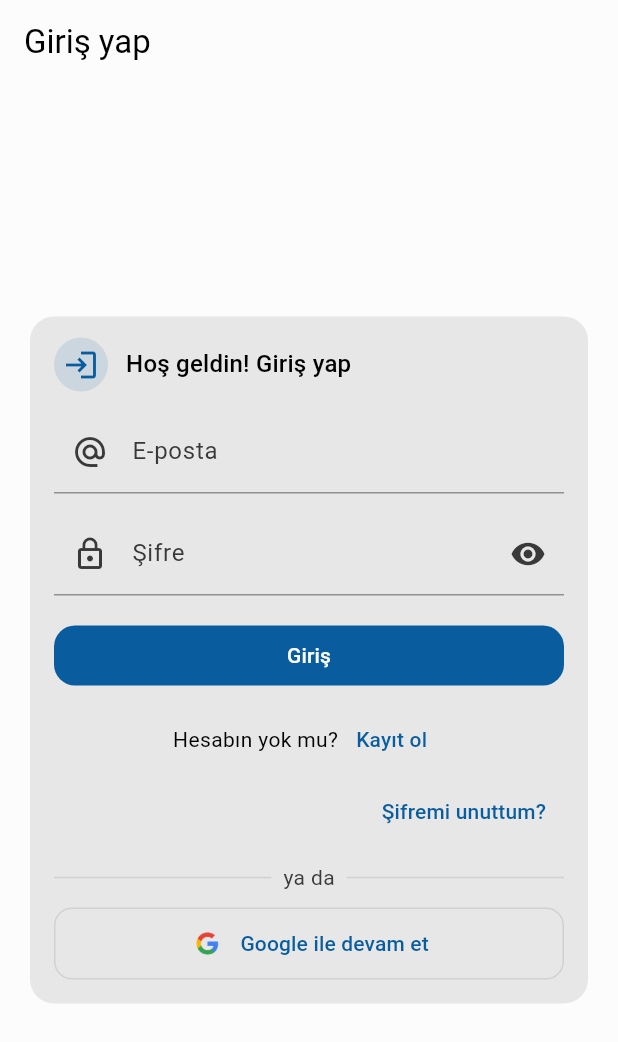
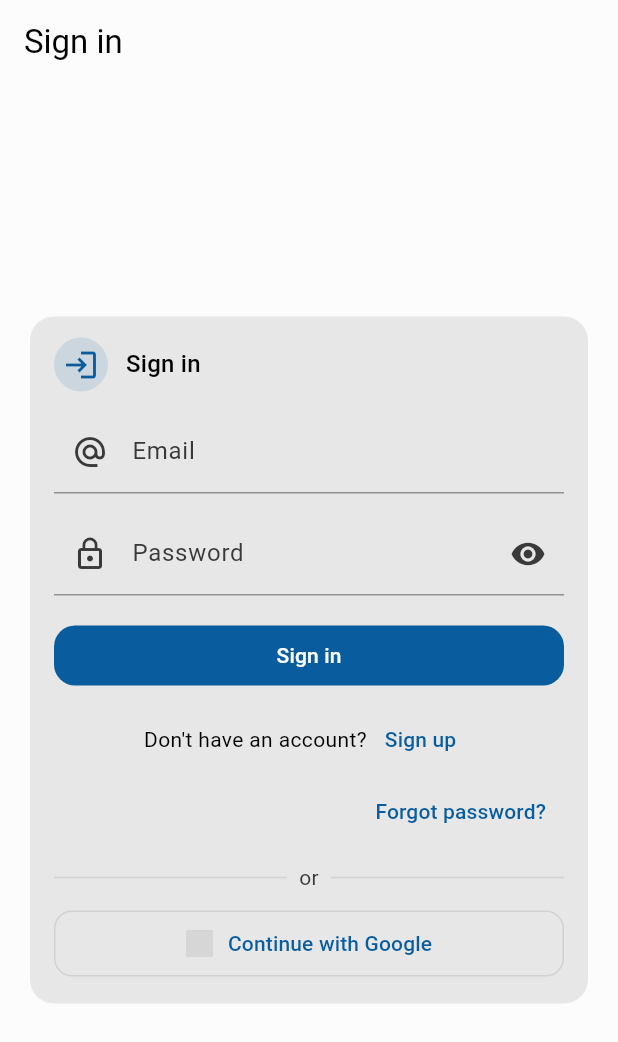
Before and after one commit to Yido1007/dorm_chef, a Flutter app: the screen it shows after launch, on a phone screen of 412 x 824 dp. Shown: the top 1042 px of the screen. Run offline on Flutter 3.47's test engine with Material 3 defaults, Android fonts, the phone set to English and light mode, and no system bars; our stand-ins replace cloud_firestore, easy_localization, firebase_auth, firebase_core, flex_color_scheme, google_sign_in and 4 more; missing offline and left inert: android_intent_plus, mobile_scanner; accounts and stored records are empty; grey boxes are pictures that could not be loaded.

Commit message:
Language support added to the auth screen

```diff
--- a/asset/lang/en.json
+++ b/asset/lang/en.json
@@ -37,5 +37,7 @@
   "weak_password_policy": "Password does not meet Firebase policy.",
   "email_in_use": "This email is already registered.",
   "invalid_email": "Invalid email.",
-  "wrong_password": "Wrong password."
+  "wrong_password": "Wrong password.",
+
+    "settings":"Settings"
 }
--- a/asset/lang/tr.json
+++ b/asset/lang/tr.json
@@ -37,5 +37,7 @@
   "weak_password_policy": "Şifre Firebase politikasını karşılamıyor.",
   "email_in_use": "Bu e-posta zaten kayıtlı.",
   "invalid_email": "Geçersiz e-posta.",
-  "wrong_password": "Hatalı şifre."
+  "wrong_password": "Hatalı şifre.",
+
+  "settings":"Ayarlar"
 }
--- a/lib/screen/core/auth.dart
+++ b/lib/screen/core/auth.dart
@@ -1,5 +1,6 @@
 import 'package:firebase_auth/firebase_auth.dart';
 import 'package:flutter/material.dart';
+import 'package:easy_localization/easy_localization.dart';
 import '../../service/auth.dart';
 
 class AuthScreen extends StatefulWidget {
@@ -33,6 +34,9 @@ class _AuthScreenState extends State<AuthScreen> {
 
   Future<void> _submit() async {
     if (!_form.currentState!.validate()) return;
+    // Firebase e-postaları için UI dilini ayarla
+    FirebaseAuth.instance.setLanguageCode(context.locale.languageCode);
+
     setState(() => _loading = true);
     try {
       if (_isLogin) {
@@ -67,13 +71,13 @@ class _AuthScreenState extends State<AuthScreen> {
         context: context,
         builder:
             (ctx) => AlertDialog(
-              title: const Text('Şifre sıfırlama'),
+              title: Text('forgot_password_q'.tr()),
               content: TextField(
                 controller: ctrl,
                 keyboardType: TextInputType.emailAddress,
-                decoration: const InputDecoration(
-                  labelText: 'E-posta adresiniz',
-                  border: OutlineInputBorder(),
+                decoration: InputDecoration(
+                  labelText: 'email'.tr(),
+                  border: const OutlineInputBorder(),
                 ),
               ),
               actions: [
@@ -92,22 +96,21 @@ class _AuthScreenState extends State<AuthScreen> {
       email = ctrl.text.trim();
     }
 
+    // Firebase e-postaları için dil
+    FirebaseAuth.instance.setLanguageCode(context.locale.languageCode);
+
     if (!mounted) return;
     setState(() => _loading = true);
     try {
       await _auth.sendPasswordResetEmail(email: email);
       if (!mounted) return;
-      ScaffoldMessenger.of(context).showSnackBar(
-        const SnackBar(
-          content: Text(
-            'Eğer bu e-posta kayıtlıysa, sıfırlama bağlantısı gönderildi.',
-          ),
-        ),
-      );
+      ScaffoldMessenger.of(
+        context,
+      ).showSnackBar(SnackBar(content: Text('reset_email_sent'.tr())));
     } on FirebaseAuthException catch (e) {
       final msg = switch (e.code) {
-        'invalid-email' => 'Geçerli bir e-posta girin.',
-        'missing-email' => 'E-posta adresi gerekli.',
+        'invalid-email' => 'valid_email_required'.tr(),
+        'missing-email' => 'valid_email_required'.tr(),
         'too-many-requests' =>
           'Çok fazla deneme. Bir süre sonra tekrar deneyin.',
         _ => e.message ?? 'İşlem tamamlanamadı. Lütfen tekrar deneyin.',
@@ -125,13 +128,13 @@ class _AuthScreenState extends State<AuthScreen> {
   String _mapAuthError(FirebaseAuthException e) {
     switch (e.code) {
       case 'weak-password':
-        return 'Şifre Firebase politikasını karşılamıyor.';
+        return 'weak_password_policy'.tr();
       case 'email-already-in-use':
-        return 'Bu e-posta zaten kayıtlı.';
+        return 'email_in_use'.tr();
       case 'invalid-email':
-        return 'Geçersiz e-posta.';
+        return 'invalid_email'.tr();
       case 'wrong-password':
-        return 'Hatalı şifre.';
+        return 'wrong_password'.tr();
       default:
         return 'Hata: ${e.code}';
     }
@@ -143,7 +146,7 @@ class _AuthScreenState extends State<AuthScreen> {
 
     return Scaffold(
       appBar: AppBar(
-        title: Text(_isLogin ? 'Giriş yap' : 'Kayıt ol'),
+        title: Text(_isLogin ? 'login'.tr() : 'register'.tr()),
         centerTitle: false,
       ),
       body: Center(
@@ -177,9 +180,7 @@ class _AuthScreenState extends State<AuthScreen> {
                           const SizedBox(width: 12),
                           Expanded(
                             child: Text(
-                              _isLogin
-                                  ? 'Hoş geldin! Giriş yap'
-                                  : 'Aramıza katıl! Kayıt ol',
+                              _isLogin ? 'login'.tr() : 'register'.tr(),
                               style: Theme.of(context).textTheme.titleMedium,
                             ),
                           ),
@@ -191,40 +192,42 @@ class _AuthScreenState extends State<AuthScreen> {
                         TextFormField(
                           controller: _name,
                           textInputAction: TextInputAction.next,
-                          decoration: const InputDecoration(
-                            labelText: 'İsim',
-                            hintText: 'Ad Soyad',
-                            prefixIcon: Icon(Icons.person),
+                          decoration: InputDecoration(
+                            labelText: 'name'.tr(),
+                            hintText: 'name'.tr(),
+                            prefixIcon: const Icon(Icons.person),
                           ),
                           validator: (v) {
                             final t = v?.trim() ?? '';
-                            if (t.isEmpty) return 'İsim gerekli';
-                            if (t.length < 2) return 'En az 2 karakter';
+                            if (t.isEmpty) return 'name_required'.tr();
+                            if (t.length < 2) return 'name_min'.tr();
                             return null;
                           },
                         ),
                         const SizedBox(height: 12),
                       ],
+
                       TextFormField(
                         controller: _email,
-                        decoration: const InputDecoration(
-                          labelText: 'E-posta',
-                          hintText: 'mail@ornek.com',
-                          prefixIcon: Icon(Icons.alternate_email),
+                        decoration: InputDecoration(
+                          labelText: 'email'.tr(),
+                          hintText: 'email'.tr(),
+                          prefixIcon: const Icon(Icons.alternate_email),
                         ),
                         keyboardType: TextInputType.emailAddress,
                         textInputAction: TextInputAction.next,
                         validator:
                             (v) =>
                                 (v == null || !v.contains('@'))
-                                    ? 'Geçerli e-posta girin'
+                                    ? 'valid_email_required'.tr()
                                     : null,
                       ),
                       const SizedBox(height: 12),
+
                       TextFormField(
                         controller: _pass,
                         decoration: InputDecoration(
-                          labelText: 'Şifre',
+                          labelText: 'password'.tr(),
                           prefixIcon: const Icon(Icons.lock_outline),
                           suffixIcon: IconButton(
                             onPressed: () => setState(() => _obPass = !_obPass),
@@ -234,13 +237,15 @@ class _AuthScreenState extends State<AuthScreen> {
                           ),
                         ),
                         obscureText: _obPass,
-                        onChanged: (_) => setState(() {}),
+                        onChanged:
+                            (_) => setState(() {}), // güç çubuğu / checklist
                         validator: (v) {
                           final s = v ?? '';
-                          if (s.isEmpty) return 'Şifre gerekli';
-                          return null;
+                          if (s.isEmpty) return 'password_required'.tr();
+                          return null; // kuralları Firebase uygular
                         },
                       ),
+
                       if (!_isLogin) ...[
                         const SizedBox(height: 10),
                         _PasswordStrengthBar(password: _pass.text),
@@ -250,7 +255,7 @@ class _AuthScreenState extends State<AuthScreen> {
                         TextFormField(
                           controller: _confirm,
                           decoration: InputDecoration(
-                            labelText: 'Şifre (Tekrar)',
+                            labelText: 'password_repeat'.tr(),
                             prefixIcon: const Icon(Icons.check),
                             suffixIcon: IconButton(
                               onPressed:
@@ -265,14 +270,15 @@ class _AuthScreenState extends State<AuthScreen> {
                           ),
                           obscureText: _obConfirm,
                           validator: (v) {
-                            if (v == null || v.isEmpty) {
-                              return 'Şifreyi tekrar girin';
-                            }
-                            if (v != _pass.text) return 'Şifreler eşleşmiyor';
+                            if (v == null || v.isEmpty)
+                              return 'password_again_required'.tr();
+                            if (v != _pass.text)
+                              return 'password_mismatch'.tr();
                             return null;
                           },
                         ),
                       ],
+
                       const SizedBox(height: 16),
                       SizedBox(
                         width: double.infinity,
@@ -287,7 +293,9 @@ class _AuthScreenState extends State<AuthScreen> {
                                       strokeWidth: 2,
                                     ),
                                   )
-                                  : Text(_isLogin ? 'Giriş' : 'Kayıt'),
+                                  : Text(
+                                    _isLogin ? 'login'.tr() : 'register'.tr(),
+                                  ),
                         ),
                       ),
 
@@ -296,7 +304,9 @@ class _AuthScreenState extends State<AuthScreen> {
                         mainAxisAlignment: MainAxisAlignment.center,
                         children: [
                           Text(
-                            _isLogin ? 'Hesabın yok mu?' : 'Hesabın var mı?',
+                            _isLogin
+                                ? 'no_account_q'.tr()
+                                : 'have_account_q'.tr(),
                           ),
                           TextButton(
                             onPressed:
@@ -304,7 +314,9 @@ class _AuthScreenState extends State<AuthScreen> {
                                     ? null
                                     : () =>
                                         setState(() => _isLogin = !_isLogin),
-                            child: Text(_isLogin ? 'Kayıt ol' : 'Giriş yap'),
+                            child: Text(
+                              _isLogin ? 'register'.tr() : 'login'.tr(),
+                            ),
                           ),
                         ],
                       ),
@@ -314,7 +326,7 @@ class _AuthScreenState extends State<AuthScreen> {
                           alignment: Alignment.centerRight,
                           child: TextButton(
                             onPressed: _loading ? null : _forgotPassword,
-                            child: const Text('Şifremi unuttum?'),
+                            child: Text('forgot_password_q'.tr()),
                           ),
                         ),
 
@@ -325,7 +337,7 @@ class _AuthScreenState extends State<AuthScreen> {
                           Padding(
                             padding: const EdgeInsets.symmetric(horizontal: 8),
                             child: Text(
-                              'ya da',
+                              'or'.tr(),
                               style: TextStyle(color: cs.onSurfaceVariant),
                             ),
                           ),
@@ -339,10 +351,7 @@ class _AuthScreenState extends State<AuthScreen> {
                         child: OutlinedButton(
                           style: OutlinedButton.styleFrom(
                             padding: const EdgeInsets.symmetric(vertical: 12),
-                            side: BorderSide(
-                              color:
-                                  Theme.of(context).colorScheme.outlineVariant,
-                            ),
+                            side: BorderSide(color: cs.outlineVariant),
                             shape: RoundedRectangleBorder(
                               borderRadius: BorderRadius.circular(12),
                             ),
@@ -359,12 +368,15 @@ class _AuthScreenState extends State<AuthScreen> {
                                       ScaffoldMessenger.of(
                                         context,
                                       ).showSnackBar(
-                                        SnackBar(content: Text(e.toString())),
+                                        SnackBar(
+                                          content: Text(
+                                            'signup_google_error'.tr(),
+                                          ),
+                                        ),
                                       );
                                     } finally {
-                                      if (mounted) {
+                                      if (mounted)
                                         setState(() => _loading = false);
-                                      }
                                     }
                                   },
                           child: Row(
@@ -372,16 +384,16 @@ class _AuthScreenState extends State<AuthScreen> {
                             mainAxisSize: MainAxisSize.min,
                             children: [
                               Image.asset(
-                                'asset/brand/google.png',
-                                width: 24,
-                                height: 24,
+                                'assets/brands/google_g.png',
+                                width: 18,
+                                height: 18,
                                 fit: BoxFit.contain,
                                 errorBuilder:
                                     (_, __, ___) =>
                                         const Icon(Icons.g_mobiledata),
                               ),
                               const SizedBox(width: 10),
-                              const Text('Google ile devam et'),
+                              Text('continue_with_google'.tr()),
                             ],
                           ),
                         ),
@@ -398,6 +410,8 @@ class _AuthScreenState extends State<AuthScreen> {
   }
 }
 
+/* ---------- Bilgilendirici şifre gücü & kurallar (i18n) ---------- */
+
 class _PasswordStrengthBar extends StatelessWidget {
   const _PasswordStrengthBar({required this.password});
   final String password;
@@ -405,20 +419,20 @@ class _PasswordStrengthBar extends StatelessWidget {
   @override
   Widget build(BuildContext context) {
     final cs = Theme.of(context).colorScheme;
-    final score = _score(password);
+    final score = _score(password); // 0..5
     final frac = (score / 5).clamp(0.0, 1.0);
 
-    String label;
+    String levelKey;
     if (score <= 1) {
-      label = 'Çok zayıf';
+      levelKey = 'pwd_level_very_weak';
     } else if (score == 2) {
-      label = 'Zayıf';
+      levelKey = 'pwd_level_weak';
     } else if (score == 3) {
-      label = 'Orta';
+      levelKey = 'pwd_level_medium';
     } else if (score == 4) {
-      label = 'Güçlü';
+      levelKey = 'pwd_level_strong';
     } else {
-      label = 'Çok güçlü';
+      levelKey = 'pwd_level_very_strong';
     }
 
     Color barColor;
@@ -444,7 +458,7 @@ class _PasswordStrengthBar extends StatelessWidget {
         ),
         const SizedBox(height: 6),
         Text(
-          'Şifre gücü: $label',
+          'pwd_strength'.tr(namedArgs: {'level': levelKey.tr()}),
           style: Theme.of(context).textTheme.bodySmall?.copyWith(
             color: Theme.of(context).colorScheme.onSurfaceVariant,
           ),
@@ -460,9 +474,8 @@ class _PasswordStrengthBar extends StatelessWidget {
     if (RegExp(r'[A-Z]').hasMatch(s)) pts++;
     if (RegExp(r'[a-z]').hasMatch(s)) pts++;
     if (RegExp(r'\d').hasMatch(s)) pts++;
-    if (RegExp(r'[!@#\$%\^&\*\(\)_\+\-=\[\]{};:"\\|,.<>\/?`~]').hasMatch(s)) {
+    if (RegExp(r'[!@#\$%\^&\*\(\)_\+\-=\[\]{};:"\\|,.<>\/?`~]').hasMatch(s))
       pts++;
-    }
     return pts;
   }
 }
@@ -483,7 +496,7 @@ class _PasswordRulesChecklist extends StatelessWidget {
       r'[!@#\$%\^&\*\(\)_\+\-=\[\]{};:"\\|,.<>\/?`~]',
     ).hasMatch(password);
 
-    Widget row(bool ok, String text) => Row(
+    Widget row(bool ok, String key) => Row(
       children: [
         Icon(
           ok ? Icons.check_circle : Icons.cancel,
@@ -491,22 +504,22 @@ class _PasswordRulesChecklist extends StatelessWidget {
           color: ok ? cs.primary : cs.error,
         ),
         const SizedBox(width: 8),
-        Expanded(child: Text(text)),
+        Expanded(child: Text(key.tr())),
       ],
     );
 
     return Column(
       crossAxisAlignment: CrossAxisAlignment.start,
       children: [
-        row(hasLen, 'En az 8 karakter'),
+        row(hasLen, 'rule_min_len'),
         const SizedBox(height: 4),
-        row(hasUp, 'En az 1 büyük harf (A-Z)'),
+        row(hasUp, 'rule_upper'),
         const SizedBox(height: 4),
-        row(hasLow, 'En az 1 küçük harf (a-z)'),
+        row(hasLow, 'rule_lower'),
+        SizedBox(height: 4),
+        row(hasNum, 'rule_digit'),
         const SizedBox(height: 4),
-        row(hasNum, 'En az 1 rakam (0-9)'),
-        const SizedBox(height: 4),
-        row(hasSpec, 'En az 1 özel karakter (!, @, #, …)'),
+        row(hasSpec, 'rule_special'),
       ],
     );
   }
--- a/lib/screen/core/language.dart
+++ b/lib/screen/core/language.dart
@@ -11,7 +11,7 @@ class _LanguageScreenState extends State<LanguageScreen> {
   @override
   Widget build(BuildContext context) {
     return Scaffold(
-      appBar: AppBar(),
+      appBar: AppBar(title: Text("Uygulama Dili")),
       body: Center(child: Text("Dil Seçim Ekranı")),
     );
   }
```
Also changed, not shown: lib/main.dart (+17 -7 lines), lib/screen/static/settings.dart (+54 -6 lines).
